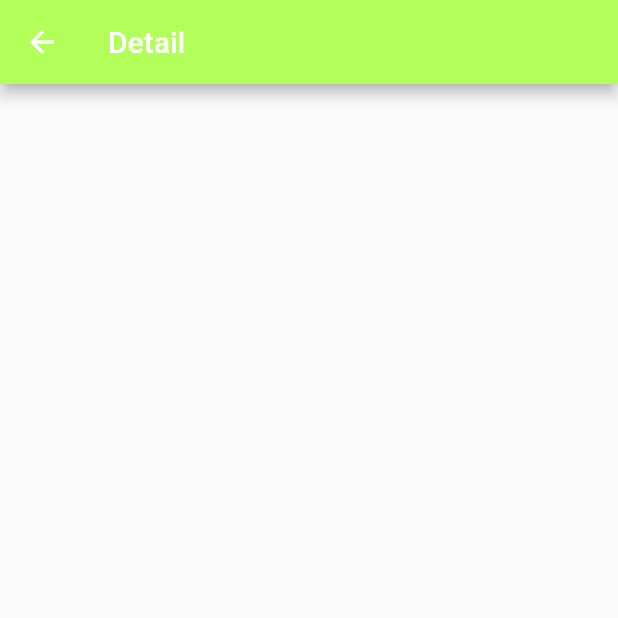
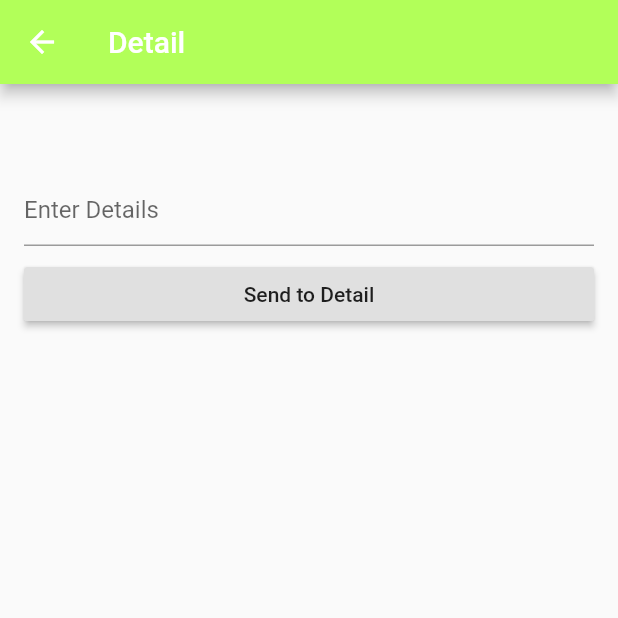
Before and after one commit to aashishtamsya/100-Days-of-Flutter, a Flutter app: the screen it shows after launch, after a tap on "Go", on a phone screen of 412 x 824 dp, the top half of it. Run offline on Flutter 3.47's test engine with Material 2 defaults, Android fonts, the phone set to English and light mode, and no system bars.

Commit message:
Added Navigation back to previous screen, sending data back.

```diff
--- a/navigation_intro/lib/main.dart
+++ b/navigation_intro/lib/main.dart
@@ -1,3 +1,5 @@
+import 'dart:async';
+
 import 'package:flutter/cupertino.dart';
 import 'package:flutter/material.dart';
 
@@ -15,6 +17,19 @@ class Home extends StatefulWidget {
 
 class _HomeState extends State<Home> {
   var _nameFieldController = TextEditingController();
+
+  Future getDetails(BuildContext context) async {
+    Map details = await Navigator.of(context)
+        .push(MaterialPageRoute<Map>(builder: (BuildContext context) {
+      return Detail(name: _nameFieldController.text.toString());
+    }));
+    if (details != null && details.containsKey("details")) {
+      print(details["details"].toString());
+      _nameFieldController.text = details["details"].toString();
+    } else {
+      print("Nothing!");
+    }
+  }
 
   @override
   Widget build(BuildContext context) {
@@ -38,9 +53,7 @@ class _HomeState extends State<Home> {
             title: RaisedButton(
               child: Text("Go"),
               onPressed: () {
-                final router = MaterialPageRoute(
-                    builder: (BuildContext context) => Detail(name: _nameFieldController.text.toString(),));
-                Navigator.push(context, router);
+                getDetails(context);
               },
             ),
           )
@@ -60,6 +73,8 @@ class Detail extends StatefulWidget {
 }
 
 class _DetailState extends State<Detail> {
+  final _detailController = TextEditingController();
+
   @override
   Widget build(BuildContext context) {
     return Scaffold(
@@ -67,8 +82,31 @@ class _DetailState extends State<Detail> {
         title: Text("Detail"),
         backgroundColor: Colors.lightGreenAccent,
       ),
-      body: Center(
-        child: Text("${widget.name}", style: TextStyle(fontSize: 34, fontWeight: FontWeight.w900),),
+      body: ListView(
+        children: <Widget>[
+          ListTile(
+            title: Text(
+              "${widget.name}",
+              style: TextStyle(fontSize: 34, fontWeight: FontWeight.w900),
+              textAlign: TextAlign.center,
+            ),
+          ),
+          ListTile(
+            title: TextField(
+              controller: _detailController,
+              decoration: InputDecoration(hintText: "Enter Details"),
+            ),
+          ),
+          ListTile(
+            title: RaisedButton(
+              child: Text("Send to Detail"),
+              onPressed: () {
+                Navigator.pop(
+                    context, {"details": _detailController.text.toString()});
+              },
+            ),
+          )
+        ],
       ),
     );
   }
--- /dev/null
+++ b/weather_app/lib/UI/search.dart
@@ -0,0 +1,13 @@
+import 'package:flutter/material.dart';
+
+class Search extends StatefulWidget {
+  @override
+  _SearchState createState() => _SearchState();
+}
+
+class _SearchState extends State<Search> {
+  @override
+  Widget build(BuildContext context) {
+    return Container();
+  }
+}
```
